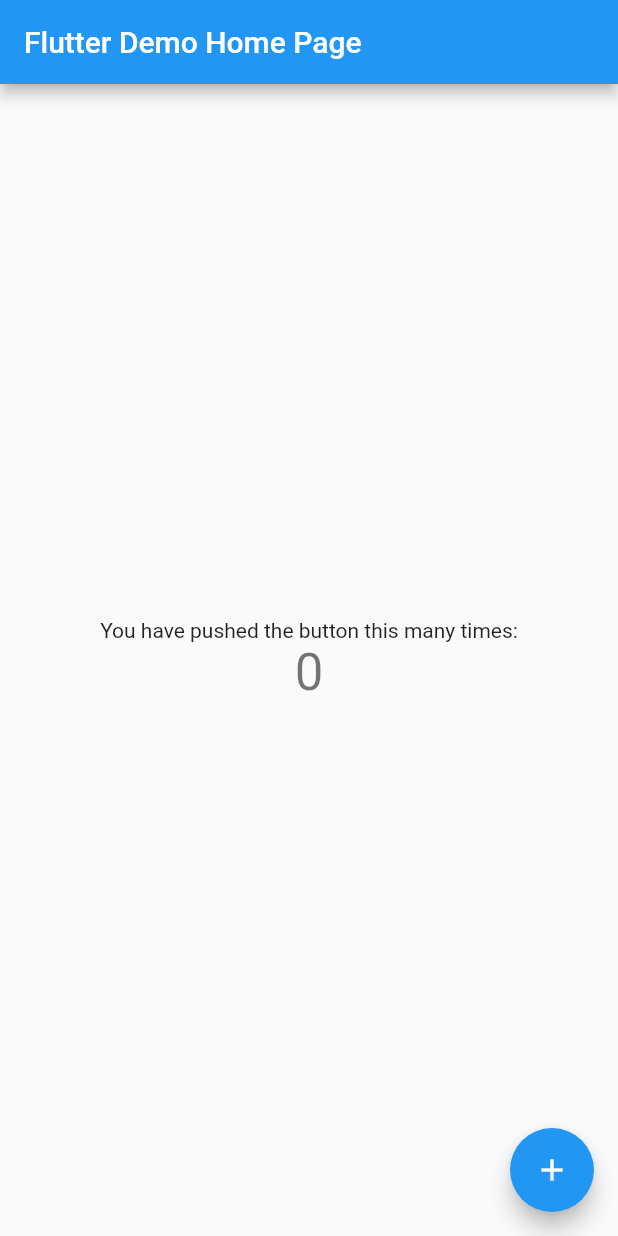
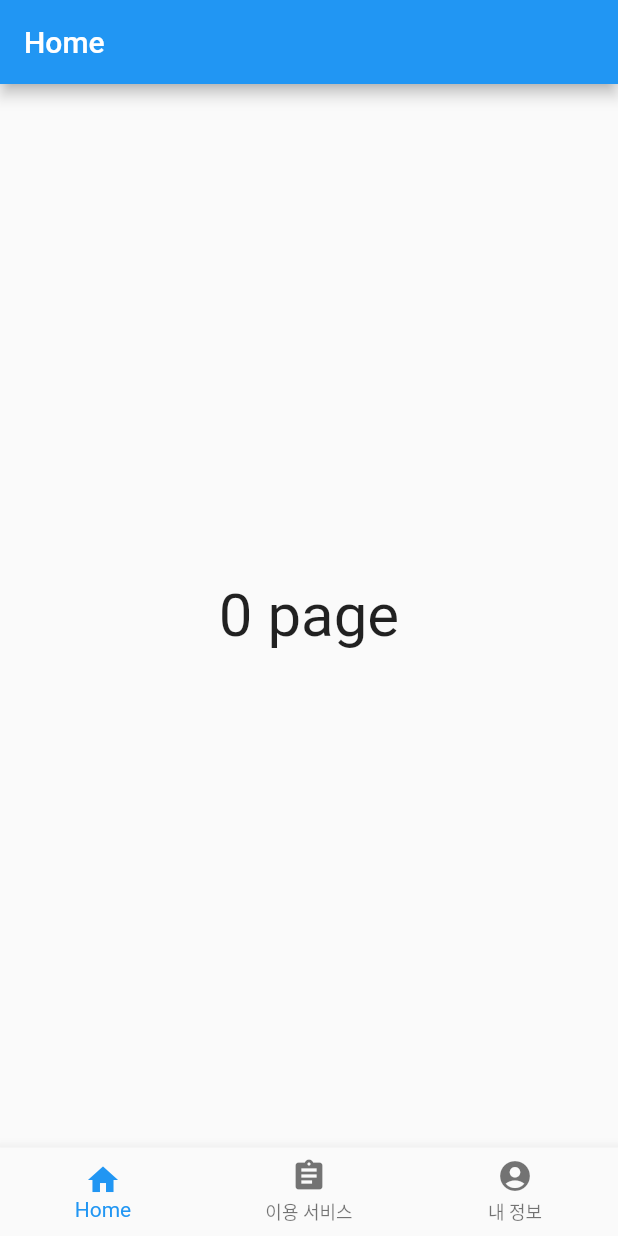
Before and after one commit to Project-Sea/Test_Flutter, a Flutter app: the screen it shows after launch, on a phone screen of 412 x 824 dp. Run offline on Flutter 3.47's test engine with Material 2 defaults, Android fonts, the phone set to English and light mode, and no system bars.

Commit message:
뼈대 완성

```diff
--- a/hello_world/lib/main.dart
+++ b/hello_world/lib/main.dart
@@ -1,105 +1,63 @@
 import 'package:flutter/material.dart';
 
-void main() {
-  runApp(MyApp());
-}
+void main() => runApp(MyApp());
 
 class MyApp extends StatelessWidget {
-  // 이 위젯은 애플리케이션의 루트입니다.
   @override
   Widget build(BuildContext context) {
     return MaterialApp(
       title: 'Flutter Demo',
       theme: ThemeData(
-        // 이것은 애플리케이션의 테마입니다.
         primarySwatch: Colors.blue,
-        // 이렇게 하면 앱을 실행하는 플랫폼에 시작적 밀도를 적용합니다.
-        // 데스크탑 플랫폼의 경우, 제어장치는 모바일 플랫폼보다
-        // 더 작고 더 가까워질 것 입니다.
         visualDensity: VisualDensity.adaptivePlatformDensity,
       ),
-      home: MyHomePage(title: 'Flutter Demo Home Page'),
+      home: MyHomePage(),
     );
   }
 }
 
 class MyHomePage extends StatefulWidget {
-  MyHomePage({Key key, this.title}) : super(key: key);
-  // 이 위젯은 애플리케이션의 홈 페이지입니다.
-  // 홈 페이지는 'stateful'입니다.
-  // 'stateful'이란 홈 페이지가 어떻게 보이는지에 영향을 미치는 필드를 포함하는
-  // 상태 객체(아래에 정의됨)를 가지고 있다는 의미입니다.
-
-  // 이 클래스는 상태를 위한 구성입니다.
-  // 부모(이 경우에는 앱 위젯)가 제공하고 상태의 빌드 방법에 의해 사용되는 값
-  // (이 경우에는 제목)을 보유합니다.
-  // 위젯 하위 클래스의 필드는 항상 "final"로 표시됩니다.
-
-  final String title;
-
   @override
   _MyHomePageState createState() => _MyHomePageState();
 }
 
 class _MyHomePageState extends State<MyHomePage> {
-  int _counter = 0;
-
-  void _incrementCounter() {
-    setState(() {
-      // setState에 대한 이 호출은 이 상태에서 무엇인가 변경되었다는 것을 Float
-      // 프레임워크에 알려주고, 이로 인해 디스플레이가 업데이트된 값을 반영할 수
-      // 있도록 하기 위해 아래의 build method을 재실행하게 됩니다.
-      // setState()를 호출하지 않고 '_counter'를 변경하면 build method를 다시
-      // 호출하지 않아 아무 일도 일어나지 않는 것처럼 보이게 됩니다.
-      _counter++;
-    });
-  }
+  var _index = 0;
 
   @override
   Widget build(BuildContext context) {
-    // 이 method는 위의 '_incrementCounter' method와 같이 setState가 호출될 때
-    // 마다 다시 실행됩니다.
-    // Flutter 프레임워크는 build method를 빠르게 다시 실행하도록 최적화되어
-    // 위젯 인스턴스를 개별적으로 변경하지 않고도 업데이트가 필요한 모든 항목을
-    // 재구성할 수 있습니다.
     return Scaffold(
       appBar: AppBar(
-        // 여기서 App.build method에 의해 생성된 MyHomePage 객체로부터 값을 가져
-        // 와 AppBar 제목을 설정하는 데 사용한다.
-        title: Text(widget.title),
+        title: Text('Home'),
       ),
       body: Center(
-        // Center는 레이아웃 위젯입니다.
-        // 한 개의 자식(child)을 부모(parent)의 가운데에 배치합니다.
-        child: Column(
-          // 열은 레이아웃 위젯입니다.
-          // 열은 child의 목록을 세로로 배열해 가져갑니다.
-          // 기본으로 child의 수평이 맞도록 크기를 조정하고
-          // parent만큼 크려고 노력합니다.
-          //
-          // 열은 자신의 크기와 children의 위치를 조절하는 다양한 특성을 가지고
-          // 있습니다.
-          // 여기서 우리는 mainAxisAligment(축 정렬)를 사용해 children의 중심을
-          // 수평으로 맞춘다.
-          // 이곳의 중심 축은 기둥은 수직이기 때문에 수직 축이다(십자 축은 수평
-          // 일 것이다).
-          mainAxisAlignment: MainAxisAlignment.center,
-          children: <Widget>[
-            Text(
-              'You have pushed the button this many times:',
-            ),
-            Text(
-              '$_counter',
-              style: Theme.of(context).textTheme.headline4,
-            ),
-          ],
+        child: Text(
+          '$_index page',
+          style: TextStyle(fontSize: 40),
         ),
       ),
-      floatingActionButton: FloatingActionButton(
-        onPressed: _incrementCounter,
-        tooltip: 'Increment',
-        child: Icon(Icons.add),
-      ), // 이 후행 쉼표(,)는 build method에 대한 자동 포맷을 더 좋게 만듭니다.
+      bottomNavigationBar: BottomNavigationBar(
+        onTap: (index) {
+          setState(() {
+            _index = index;
+          });
+        },
+        currentIndex: _index,
+        items: <BottomNavigationBarItem>[
+          BottomNavigationBarItem(
+            title: Text('Home'),
+            icon: Icon(Icons.home),
+          ),
+          BottomNavigationBarItem(
+            title: Text('이용 서비스'),
+            icon: Icon(Icons.assignment),
+          ),
+          BottomNavigationBarItem(
+            title: Text('내 정보'),
+            icon: Icon(Icons.account_circle),
+          ),
+        ],
+      ),
     );
   }
 }
```
